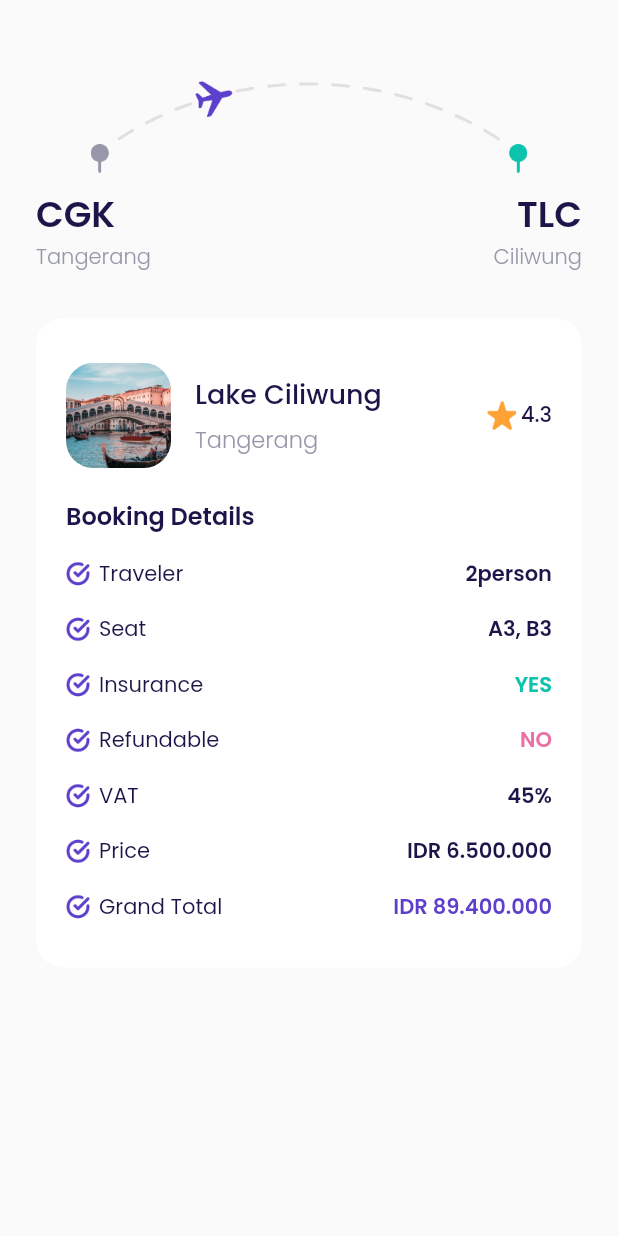
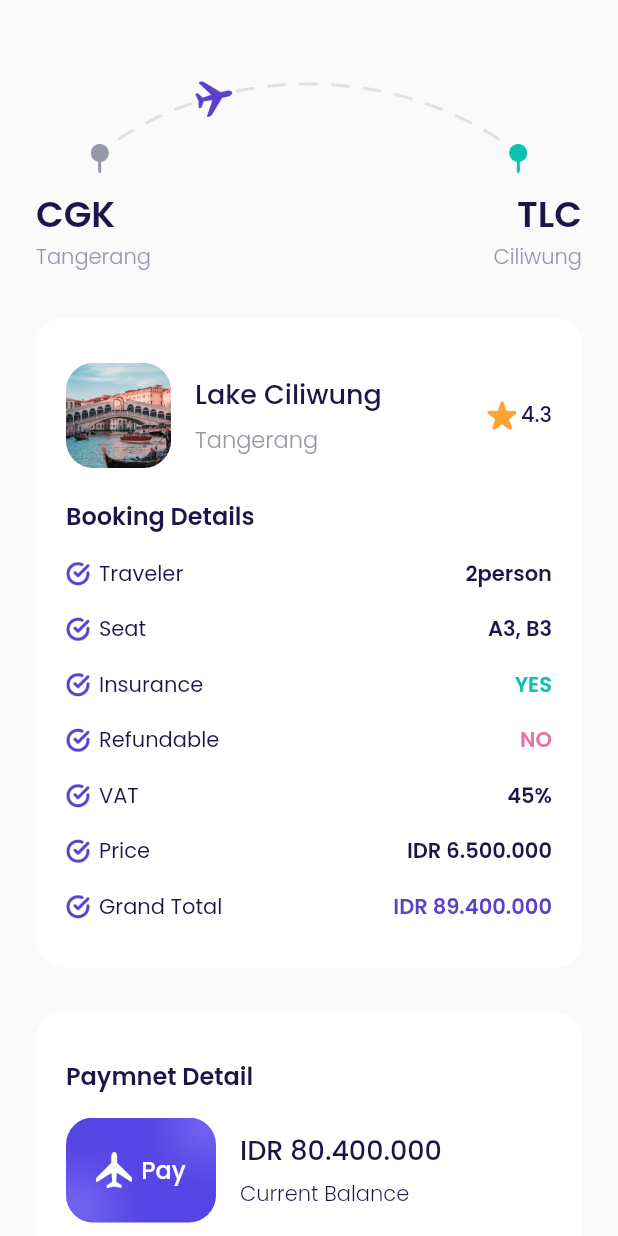
Before and after one commit to Khoruma/airplane, a Flutter app: the CheckoutPage screen opened directly, on a phone screen of 412 x 824 dp. Run offline on Flutter 3.47's test engine with Material 2 defaults, Android fonts, the phone set to English and light mode, and no system bars; our stand-ins replace google_fonts.

```diff
--- a/lib/ui/pages/checkout_page.dart
+++ b/lib/ui/pages/checkout_page.dart
@@ -201,6 +201,129 @@ class CheckoutPage extends StatelessWidget {
       );
     }
 
+    Widget paymentDetail() {
+      return Container(
+        margin: const EdgeInsets.only(top: 30),
+        padding: const EdgeInsets.symmetric(
+          horizontal: 20,
+          vertical: 30,
+        ),
+        decoration: BoxDecoration(
+          borderRadius: BorderRadius.circular(18),
+          color: kWhiteColor,
+        ),
+        child: Column(
+          crossAxisAlignment: CrossAxisAlignment.start,
+          children: [
+            Text(
+              'Paymnet Detail',
+              style: blackTextStyle.copyWith(
+                fontSize: 16,
+                fontWeight: semiBold,
+              ),
+            ),
+            Container(
+              margin: const EdgeInsets.only(top: 16),
+              child: Row(
+                children: [
+                  Container(
+                    width: 100,
+                    height: 70,
+                    margin: const EdgeInsets.only(
+                      right: 16,
+                    ),
+                    decoration: BoxDecoration(
+                      borderRadius: BorderRadius.circular(18),
+                      image: const DecorationImage(
+                        fit: BoxFit.cover,
+                        image: AssetImage('assets/card.png'),
+                      ),
+                    ),
+                    child: Center(
+                      child: Row(
+                        mainAxisAlignment: MainAxisAlignment.center,
+                        children: [
+                          Container(
+                            height: 24,
+                            width: 24,
+                            margin: const EdgeInsets.only(right: 6),
+                            decoration: const BoxDecoration(
+                              image: DecorationImage(
+                                image: AssetImage('assets/logo.png'),
+                              ),
+                            ),
+                          ),
+                          Text(
+                            'Pay',
+                            style: whiteTextStyle.copyWith(
+                              fontSize: 16,
+                              fontWeight: medium,
+                            ),
+                          ),
+                        ],
+                      ),
+                    ),
+                  ),
+                  Column(
+                    crossAxisAlignment: CrossAxisAlignment.start,
+                    children: [
+                      Text(
+                        'IDR 80.400.000',
+                        style: blackTextStyle.copyWith(
+                          fontSize: 18,
+                          fontWeight: medium,
+                        ),
+                      ),
+                      const SizedBox(height: 5),
+                      Text(
+                        'Current Balance',
+                        style: blackTextStyle.copyWith(
+                          fontSize: 14,
+                          fontWeight: light,
+                        ),
+                      )
+                    ],
+                  )
+                ],
+              ),
+            )
+          ],
+        ),
+      );
+    }
+
+    Widget payButton() {
+      return CustomButton(
+        margin: const EdgeInsets.only(top: 30),
+        width: double.infinity,
+        title: 'Pay Now',
+        onPressed: () {
+          Navigator.push(
+              context,
+              MaterialPageRoute(
+                builder: (context) => SuccessPage(),
+              ));
+        },
+      );
+    }
+
+    Widget tacButton() {
+      return Container(
+        alignment: Alignment.center,
+        margin: const EdgeInsets.only(
+          top: 30,
+          bottom: 30,
+        ),
+        child: Text(
+          'Terms and Conditions',
+          style: greyTextStyle.copyWith(
+              fontSize: 16,
+              fontWeight: light,
+              decoration: TextDecoration.underline),
+        ),
+      );
+    }
+
     return Scaffold(
       backgroundColor: kBackgroundColor,
       body: ListView(
@@ -210,6 +333,9 @@ class CheckoutPage extends StatelessWidget {
         children: [
           route(),
           bookingDetail(),
+          paymentDetail(),
+          payButton(),
+          tacButton(),
         ],
       ),
     );
--- a/lib/ui/pages/pages.dart
+++ b/lib/ui/pages/pages.dart
@@ -13,3 +13,4 @@ part 'home_page.dart';
 part 'detail_page.dart';
 part 'choose_seat_page.dart';
 part 'checkout_page.dart';
+part 'success_page.dart';
```
Also changed, not shown: lib/ui/pages/success_page.dart (added, +54 -0 lines), assets/icon_success.png (added).
